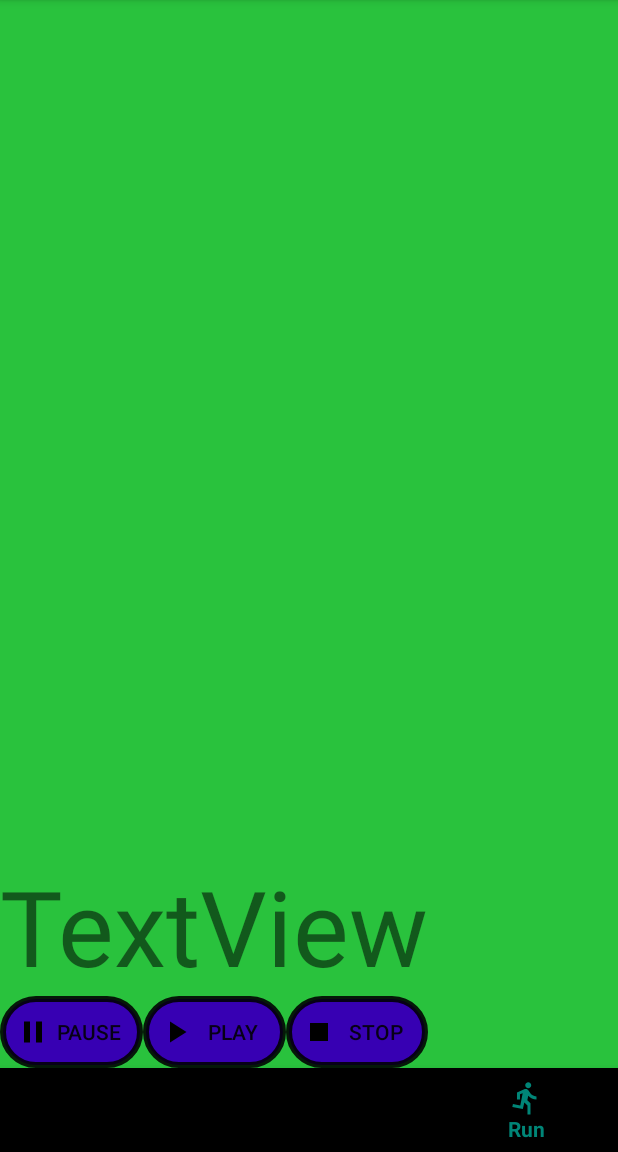
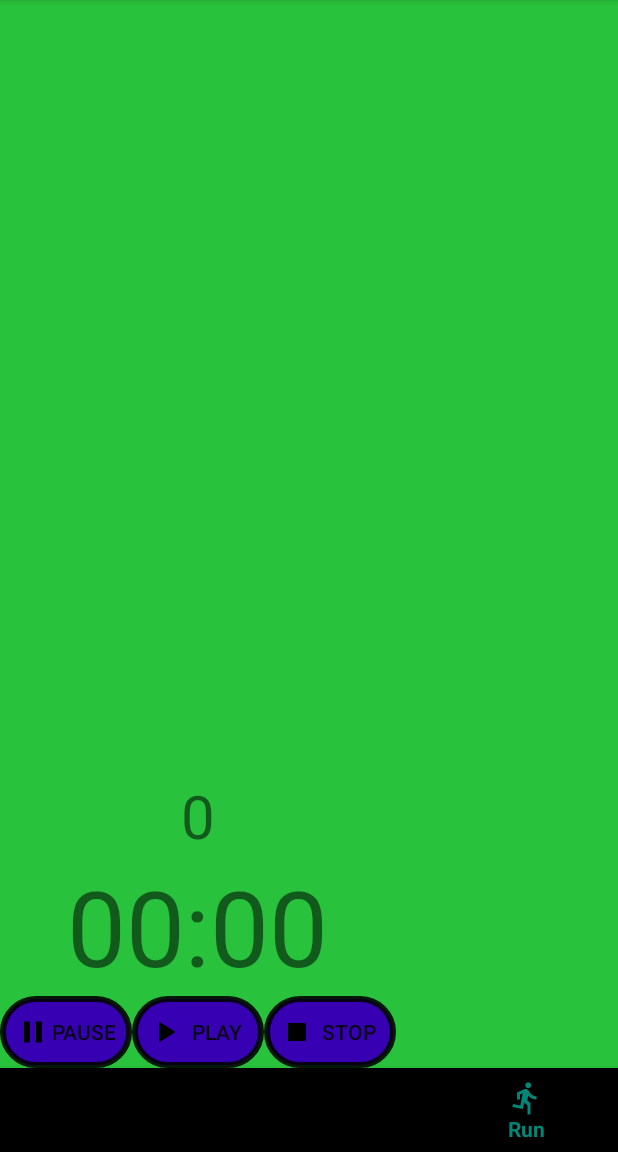
Before and after one commit to lukashumer2002/ThinkAboutYou, an Android app: the screen it shows after launch (MainActivity), item 4 of the bottom bar chosen, on a phone screen of 412 x 824 dp, the part 84-1236 px from its top. Run offline under Robolectric (Android 15) with nearby library versions, the phone set to English and light mode, and no system bars; our stand-ins replace Firebase (no records; nobody signed in at launch, a user with empty details on screens opened directly).

Commit message:
nothing to say

```diff
--- a/app/src/main/java/com/example/thinkaboutyou/RunActivity.java
+++ b/app/src/main/java/com/example/thinkaboutyou/RunActivity.java
@@ -1,51 +1,159 @@
 package com.example.thinkaboutyou;
 
-import android.content.Context;
-import android.content.Intent;
 import android.hardware.Sensor;
 import android.hardware.SensorEvent;
 import android.hardware.SensorEventListener;
 import android.hardware.SensorManager;
 import android.os.Bundle;
+import android.os.CountDownTimer;
 import android.support.annotation.Nullable;
-import android.support.design.widget.BottomNavigationView;
 import android.support.v4.app.Fragment;
-import android.support.v7.app.AppCompatActivity;
 import android.support.annotation.NonNull;
 import android.view.LayoutInflater;
-import android.view.MenuItem;
 import android.view.View;
 import android.view.ViewGroup;
+import android.widget.Button;
 import android.widget.TextView;
-import android.widget.Toast;
+
+import java.util.Locale;
 
 import static android.content.Context.SENSOR_SERVICE;
 
 public class RunActivity extends Fragment implements SensorEventListener {
+
     private TextView mTextMessage;
-
+    private static final long START_TIME_IN_MILLS = 600000;
     TextView tv_steps;
-
+    private CountDownTimer mCountdownTimer;
+    TextView time;
     private SensorManager sensorManager;
     boolean running = false;
+    Button TIMEplay;
+    Button TIMEpause;
+    Button TIMEstop;
+    private boolean timerRunning;
+    private long timeLeftInMills = START_TIME_IN_MILLS;
 
 
     @Nullable
     @Override
     public View onCreateView(@NonNull LayoutInflater inflater, @Nullable ViewGroup container, @Nullable Bundle savedInstanceState) {
-        View view = inflater.inflate(R.layout.activity_run,container,false);
+        View view = inflater.inflate(R.layout.activity_run ,container,false);
+        timerRunning=false;
 
-        tv_steps = view.findViewById(R.id.textview_steps);
+        tv_steps = view.findViewById(R.id.RUNtextview_steps);
+        tv_steps.setText("0");
+        time = view.findViewById(R.id.RUNtextview_time);
+        time.setText("00:00");
+        TIMEpause = view.findViewById(R.id.RUNbuttonpause);
+        TIMEplay = view.findViewById(R.id.RUNbuttonplay);
+        TIMEstop = view.findViewById(R.id.RUNbuttonstop);
+        sensorManager = (SensorManager) getActivity().getSystemService(SENSOR_SERVICE);
 
-        //sensorManager = (SensorManager)
+        TIMEplay.setOnClickListener(new View.OnClickListener() {
+            @Override
+            public void onClick(View v) {
 
+               if (!timerRunning)
+               {
+                   startTimer();
+               }
+
+            }
+        });
+
+        TIMEstop.setOnClickListener(new View.OnClickListener() {
+            @Override
+            public void onClick(View v) {
+
+                if (!timerRunning)
+                {
+                    stopTimer();
+                }
+
+            }
+        });
+
+        TIMEstop.setOnClickListener(new View.OnClickListener() {
+            @Override
+            public void onClick(View v) {
+
+                if (!timerRunning)
+                {
+                    stopTimer();
+                    tv_steps.setText("0");
+                }
+
+            }
+        });
 
 
         return view;
     }
 
+    public void startTimer()
+    {
+        mCountdownTimer = new CountDownTimer(timeLeftInMills,1000) {
+            @Override
+            public void onTick(long millisUntilFinished) {
+                timeLeftInMills=millisUntilFinished;
+                updateTimerText();
+            }
+
+            @Override
+            public void onFinish() {
+
+            }
+        }.start();
+        timerRunning=true;
+    }
+
+    public void stopTimer()
+    {
+        mCountdownTimer.cancel();
+        timerRunning=false;
+
+    }
+
+    public void updateTimerText()
+    {
+        int min = (int) timeLeftInMills/1000/60;
+        int sec = (int) timeLeftInMills%1000%60;
+
+        String timeLeftFormat = String.format(Locale.getDefault(),"%02d:%02d",min,sec);
+        time.setText(timeLeftFormat);
+    }
+
+    @Override
+    public void onResume() {
+        super.onResume();
+        running=true;
+        Sensor countsensor = sensorManager.getDefaultSensor(Sensor.TYPE_STEP_COUNTER);
+        if(countsensor != null)
+        {
+            sensorManager.registerListener(this, countsensor,SensorManager.SENSOR_DELAY_UI);
+
+        }else
+        {
+            //Toast.makeText(this,"Sensor not found!", Toast.LENGTH_SHORT).show();
+
+
+        }
+    }
+
+    @Override
+    public void onPause() {
+        super.onPause();
+        running=false;
+
+    }
+
     @Override
     public void onSensorChanged(SensorEvent event) {
+        if (running)
+        {
+            tv_steps.setText(String.valueOf(event.values));
+        }
 
     }
 
--- a/app/src/main/res/layout/activity_run.xml
+++ b/app/src/main/res/layout/activity_run.xml
@@ -16,7 +16,7 @@
             android:layout_weight="100000000000000000000">
 
             <ImageView
-                android:id="@+id/imageview"
+                android:id="@+id/RUNimageview"
                 android:layout_width="wrap_content"
                 android:layout_height="wrap_content"
                 tools:srcCompat="@tools:sample/backgrounds/scenic" />
@@ -28,7 +28,7 @@
             android:layout_weight="1">
 
             <TextView
-                android:id="@+id/textview_steps"
+                android:id="@+id/RUNtextview_steps"
                 android:layout_width="wrap_content"
                 android:layout_height="wrap_content"
                 android:layout_gravity="center"
@@ -42,13 +42,13 @@
             android:layout_weight="1">
 
             <TextView
-                android:id="@+id/textview_countdown"
+                android:id="@+id/RUNtextview_time"
                 android:layout_width="wrap_content"
                 android:layout_height="wrap_content"
                 android:layout_gravity="center"
                 android:text="TextView"
                 android:textSize="70dp"
-                tools:text="10:00" />
+                tools:text="00:00" />
         </TableRow>
 
         <TableRow
@@ -62,7 +62,7 @@
                 android:orientation="horizontal">
 
                 <Button
-                    android:id="@+id/buttonpause"
+                    android:id="@+id/RUNbuttonpause"
                     android:layout_width="match_parent"
                     android:layout_height="match_parent"
                     android:layout_weight="1"
@@ -72,7 +72,7 @@
                     android:padding="10dp" />
 
                 <Button
-                    android:id="@+id/buttonplay"
+                    android:id="@+id/RUNbuttonplay"
                     android:layout_width="match_parent"
                     android:layout_height="match_parent"
                     android:layout_weight="1"
@@ -82,7 +82,7 @@
                     android:text="PLAY" />
 
                 <Button
-                    android:id="@+id/buttonstop"
+                    android:id="@+id/RUNbuttonstop"
                     android:layout_width="match_parent"
                     android:layout_height="match_parent"
                     android:layout_weight="1"
```
Also changed, not shown: app/src/main/java/com/example/thinkaboutyou/WOplayer.java (+3 -4 lines), app/src/main/java/com/example/thinkaboutyou/WorkoutActivity.java (+23 -0 lines), app/src/main/res/layout/woplayeractivity.xml (+6 -6 lines).
